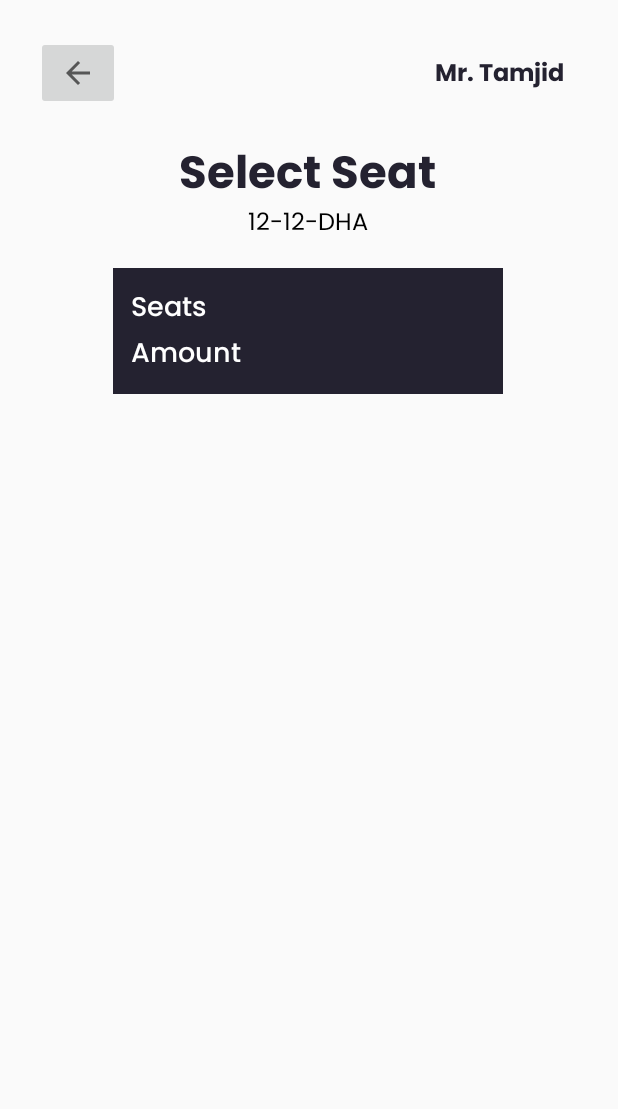
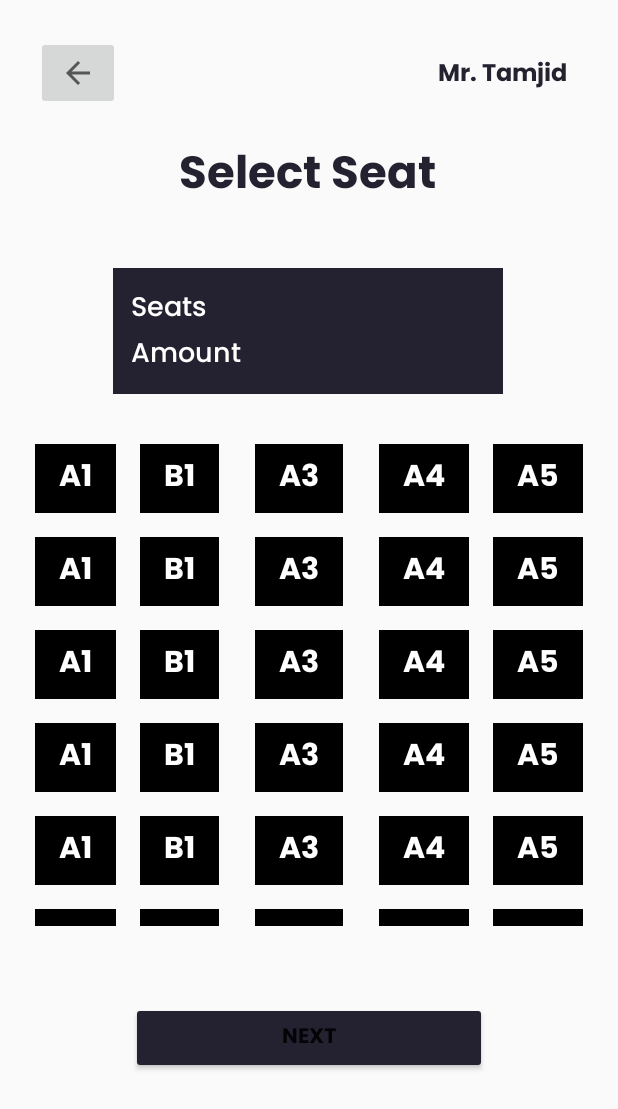
Before and after one commit to Rusian007/Bus_App, an Android app: the SelectSeatActivity screen opened directly, with no data from a screen before it, on a phone screen of 412 x 824 dp. Shown: the top 1109 px of the screen. Run offline under Robolectric (Android 15) with nearby library versions, the phone set to English and light mode, and no system bars.

Commit message:
Bus seat list added

```diff
--- a/app/src/main/java/com/example/busapp/Adaptar/BusSeatAdapter.java
+++ b/app/src/main/java/com/example/busapp/Adaptar/BusSeatAdapter.java
@@ -1,13 +1,16 @@
 package com.example.busapp.Adaptar;
 
 import android.content.Context;
+import android.view.LayoutInflater;
 import android.view.View;
 import android.view.ViewGroup;
+import android.widget.TextView;
 
 import androidx.annotation.NonNull;
 import androidx.recyclerview.widget.RecyclerView;
 
 import com.example.busapp.Model.BusSeatModel;
+import com.example.busapp.R;
 
 import java.util.List;
 
@@ -24,23 +27,41 @@ public class BusSeatAdapter extends RecyclerView.Adapter<BusSeatAdapter.ViewHold
     @NonNull
     @Override
     public BusSeatAdapter.ViewHolder onCreateViewHolder(@NonNull ViewGroup parent, int viewType) {
-        return null;
+        View view = LayoutInflater.from(context).inflate(R.layout.bus_seat_card, parent, false);
+        return new ViewHolder(view);
     }
 
     @Override
     public void onBindViewHolder(@NonNull BusSeatAdapter.ViewHolder holder, int position) {
 
+        if(BusSeatNameList != null && BusSeatNameList.size()>0 ){
+            BusSeatModel model = BusSeatNameList.get(position);
+            holder.col1Text.setText(model.getSeat1());
+            holder.col2Text.setText(model.getSeat2());
+
+        } else {
+            return;
+        }
+
     }
 
     @Override
     public int getItemCount() {
-        return 0;
+        return BusSeatNameList.size();
     }
 
    public class ViewHolder extends RecyclerView.ViewHolder{
 
+        TextView col1Text, col2Text, col3Text, col4Text, col5Text;
+
        public ViewHolder(@NonNull View itemView) {
            super(itemView);
+
+           col1Text = itemView.findViewById(R.id.col1Text);
+           col2Text = itemView.findViewById(R.id.col2Text);
+           col3Text = itemView.findViewById(R.id.col3Text);
+           col4Text = itemView.findViewById(R.id.col4Text);
+           col5Text = itemView.findViewById(R.id.col5Text);
        }
    }
 }
--- a/app/src/main/java/com/example/busapp/Booking/SelectSeatActivity.java
+++ b/app/src/main/java/com/example/busapp/Booking/SelectSeatActivity.java
@@ -1,15 +1,31 @@
 package com.example.busapp.Booking;
 
+import android.content.Intent;
 import android.os.Bundle;
+import android.view.View;
 import android.view.Window;
 import android.view.WindowManager;
+import android.widget.Button;
+import android.widget.ImageButton;
+import android.widget.TextView;
 
 import androidx.annotation.Nullable;
 import androidx.appcompat.app.AppCompatActivity;
+import androidx.recyclerview.widget.LinearLayoutManager;
+import androidx.recyclerview.widget.RecyclerView;
 
+import com.example.busapp.Adaptar.BusSeatAdapter;
+import com.example.busapp.Model.BusSeatModel;
 import com.example.busapp.R;
 
+import java.util.ArrayList;
+import java.util.List;
+
 public class SelectSeatActivity extends AppCompatActivity {
+    RecyclerView busSeatRecycleView;
+    BusSeatAdapter adapter;
+    ImageButton back;
+
 
     @Override
     protected void onCreate(@Nullable Bundle savedInstanceState) {
@@ -18,5 +34,51 @@ public class SelectSeatActivity extends AppCompatActivity {
         this.getWindow().setFlags(WindowManager.LayoutParams.FLAG_FULLSCREEN, WindowManager.LayoutParams.FLAG_FULLSCREEN);
         getSupportActionBar().hide();
         setContentView(R.layout.bus_seat_view);
+
+        String BusName = (String) getIntent().getStringExtra("BUSNAME");
+
+        TextView busNameText = findViewById(R.id.busNumber);
+        busNameText.setText(BusName);
+        back = (ImageButton) findViewById(R.id.backbtn);
+        busSeatRecycleView = findViewById(R.id.busSeatRecycleView);
+
+
+
+
+        // Set recycle view
+        setRecycleView();
+    }
+
+    //On Back button click
+    public void gotoBack(View view) {
+        Intent intent = new Intent(this, SelectBusActivity.class );
+        startActivity(intent);
+        this.finish();
+    }
+
+    private void setRecycleView() {
+        busSeatRecycleView.setHasFixedSize(true);
+        busSeatRecycleView.setLayoutManager(new LinearLayoutManager(this));
+        adapter = new BusSeatAdapter(this, getSeatList() );
+        busSeatRecycleView.setAdapter(adapter);
+    }
+
+    private List<BusSeatModel> getSeatList(){
+        List<BusSeatModel> BusSeatList = new ArrayList<>();
+
+        //Dummy Data
+
+        BusSeatList.add(new BusSeatModel("A1", "B1", "X", "D1", "E1"));
+        BusSeatList.add(new BusSeatModel("A1", "B1", "X", "D1", "E1"));
+        BusSeatList.add(new BusSeatModel("A1", "B1", "X", "D1", "E1"));
+        BusSeatList.add(new BusSeatModel("A1", "B1", "X", "D1", "E1"));
+        BusSeatList.add(new BusSeatModel("A1", "B1", "X", "D1", "E1"));
+        BusSeatList.add(new BusSeatModel("A1", "B1", "X", "D1", "E1"));
+        BusSeatList.add(new BusSeatModel("A1", "B1", "X", "D1", "E1"));
+        BusSeatList.add(new BusSeatModel("F1", "B1", "X", "D1", "E1"));
+        BusSeatList.add(new BusSeatModel("X1", "B1", "X", "D1", "E1"));
+
+
+        return BusSeatList;
     }
 }
--- a/app/src/main/java/com/example/busapp/Model/BusSeatModel.java
+++ b/app/src/main/java/com/example/busapp/Model/BusSeatModel.java
@@ -1,17 +1,57 @@
 package com.example.busapp.Model;
 
 public class BusSeatModel {
-    String SeatNumber;
+    String seat1;
+    String seat2;
+    String seat3;
+    String seat4;
+    String seat5;
 
-    public BusSeatModel(String seatNumber) {
-        SeatNumber = seatNumber;
+    public BusSeatModel(String seat1, String seat2, String seat3, String seat4, String seat5) {
+        this.seat1 = seat1;
+        this.seat2 = seat2;
+        this.seat3 = seat3;
+        this.seat4 = seat4;
+        this.seat5 = seat5;
     }
 
-    public String getSeatNumber() {
-        return SeatNumber;
+    public String getSeat1() {
+        return seat1;
     }
 
-    public void setSeatNumber(String seatNumber) {
-        SeatNumber = seatNumber;
+    public void setSeat1(String seat1) {
+        this.seat1 = seat1;
+    }
+
+    public String getSeat2() {
+        return seat2;
+    }
+
+    public void setSeat2(String seat2) {
+        this.seat2 = seat2;
+    }
+
+    public String getSeat3() {
+        return seat3;
+    }
+
+    public void setSeat3(String seat3) {
+        this.seat3 = seat3;
+    }
+
+    public String getSeat4() {
+        return seat4;
+    }
+
+    public void setSeat4(String seat4) {
+        this.seat4 = seat4;
+    }
+
+    public String getSeat5() {
+        return seat5;
+    }
+
+    public void setSeat5(String seat5) {
+        this.seat5 = seat5;
     }
 }
--- a/app/src/main/res/layout/bus_seat_card.xml
+++ b/app/src/main/res/layout/bus_seat_card.xml
@@ -15,62 +15,63 @@
                 android:id="@+id/col1Text"
 
                 android:text="A1"
-                android:textSize="25sp"
-                android:padding="10dp"
+                android:textSize="20sp"
+                android:padding="5dp"
                 android:gravity="center"
                 android:background="@color/black"
                 android:textColor="@color/white"
                 android:fontFamily="@font/poppins_bold"
                 android:layout_column="1"
-                android:layout_margin="15dp"
+                android:layout_margin="8dp"
                 />
             <TextView
                 android:id="@+id/col2Text"
                 android:text="A2"
-                android:textSize="25sp"
-                android:padding="10dp"
+                android:textSize="20sp"
+                android:padding="5dp"
                 android:gravity="center"
                 android:background="@color/black"
                 android:textColor="@color/white"
                 android:fontFamily="@font/poppins_bold"
                 android:layout_column="1"
-                android:layout_margin="15dp"
+                android:layout_margin="8dp"
                 />
             <TextView
                 android:id="@+id/col3Text"
                 android:text="A3"
-                android:textSize="25sp"
-                android:padding="10dp"
+                android:textSize="20sp"
+                android:padding="5dp"
                 android:gravity="center"
                 android:background="@color/black"
                 android:textColor="@color/white"
                 android:fontFamily="@font/poppins_bold"
                 android:layout_column="1"
-                android:layout_margin="15dp"
+                android:layout_marginHorizontal="16dp"
+                android:layout_marginVertical="8dp"
                 />
             <TextView
                 android:id="@+id/col4Text"
                 android:text="A4"
-                android:textSize="25sp"
-                android:padding="10dp"
+                android:textSize="20sp"
+                android:padding="5dp"
                 android:gravity="center"
                 android:background="@color/black"
                 android:textColor="@color/white"
                 android:fontFamily="@font/poppins_bold"
                 android:layout_column="1"
-                android:layout_margin="15dp"
+                android:layout_margin="8dp"
                 />
             <TextView
                 android:id="@+id/col5Text"
                 android:text="A5"
-                android:textSize="25sp"
-                android:padding="10dp"
+                android:textSize="20sp"
+                android:padding="5dp"
                 android:gravity="center"
                 android:background="@color/black"
                 android:textColor="@color/white"
                 android:fontFamily="@font/poppins_bold"
                 android:layout_column="1"
-                android:layout_margin="15dp"
+                android:layout_margin="8dp"
                 />
         </TableRow>
 
--- a/app/src/main/res/layout/bus_seat_view.xml
+++ b/app/src/main/res/layout/bus_seat_view.xml
@@ -6,11 +6,12 @@
     android:layout_height="match_parent">
 
     <ImageButton
-        android:id="@+id/imageButton2"
+        android:id="@+id/backbtn"
         android:layout_width="56dp"
         android:layout_height="49dp"
         android:layout_marginStart="24dp"
         android:layout_marginTop="24dp"
+        android:onClick="gotoBack"
         app:layout_constraintStart_toStartOf="parent"
         app:layout_constraintTop_toTopOf="parent"
         app:srcCompat="?attr/homeAsUpIndicator" />
@@ -60,22 +61,24 @@
 
 
     <TableLayout
-        android:layout_width="348dp"
-        android:layout_height="314dp"
+        android:id="@+id/tableLayout"
+        android:layout_width="wrap_content"
+        android:layout_height="360dp"
+        android:layout_marginTop="10dp"
+        android:layout_marginBottom="10dp"
         android:padding="5dp"
-        android:layout_marginBottom="120dp"
         app:layout_constraintBottom_toBottomOf="parent"
         app:layout_constraintEnd_toEndOf="parent"
-        app:layout_constraintHorizontal_bias="0.492"
+        app:layout_constraintHorizontal_bias="0.485"
         app:layout_constraintStart_toStartOf="parent"
         app:layout_constraintTop_toBottomOf="@+id/linearLayout"
-        app:layout_constraintVertical_bias="0.588">
+        app:layout_constraintVertical_bias="0.0">
 
         <androidx.recyclerview.widget.RecyclerView
             android:id="@+id/busSeatRecycleView"
             android:layout_width="match_parent"
-            android:layout_height="wrap_content"
-            />
+            android:layout_height="match_parent"
+            android:padding="10dp" />
     </TableLayout>
 
     <LinearLayout
@@ -112,5 +115,17 @@
             android:textSize="18dp" />
     </LinearLayout>
 
+    <Button
+        android:id="@+id/button"
+        android:layout_width="237dp"
+        android:layout_height="0dp"
+        android:layout_marginTop="35dp"
+        android:backgroundTint="@color/ColorBluGray"
+        android:fontFamily="@font/poppins_bold"
+        android:text="Next"
+        app:layout_constraintEnd_toEndOf="parent"
+        app:layout_constraintStart_toStartOf="parent"
+        app:layout_constraintTop_toBottomOf="@+id/tableLayout" />
+
 
 </androidx.constraintlayout.widget.ConstraintLayout>
--- a/app/src/main/res/layout/select_bus_card.xml
+++ b/app/src/main/res/layout/select_bus_card.xml
@@ -7,11 +7,13 @@
     android:layout_marginBottom="10dp"
     android:orientation="horizontal"
     android:id="@+id/IndividualBusLayout"
-    android:background="@color/ColorBluGray"
+    android:background="@drawable/anim"
+
     android:padding="10dp"
     >
 
     <TextView
+
         android:id="@+id/recycleText"
         android:layout_width="365dp"
         android:layout_height="47dp"
```
Also changed, not shown: app/src/main/java/com/example/busapp/Adaptar/BusLayoutApaptar.java (+10 -2 lines), app/src/main/res/drawable/anim.xml (added, +11 -0 lines), app/src/main/res/drawable/transition_gradient_1.xml (added, +9 -0 lines), app/src/main/res/drawable/transition_gradient_2.xml (added, +9 -0 lines).
